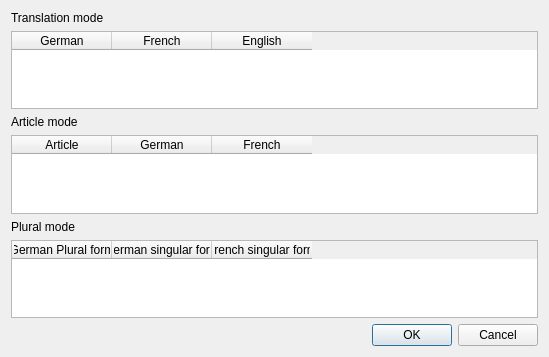
Qt form guessedword.ui (dalmagathe/Vokabellernen) before a commit.
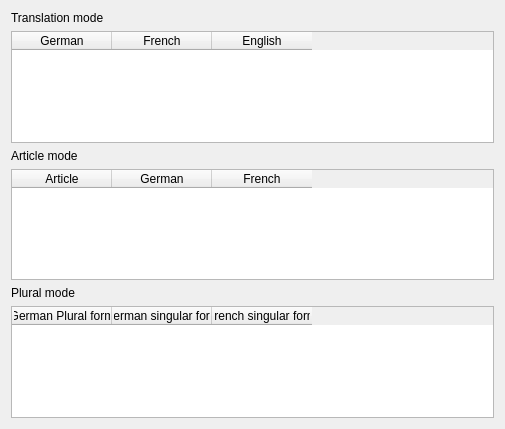
The same form after that commit.

Commit message: Auto adjustment of the size of the columns according to the size of the window.

```diff
--- a/guessedword.ui
+++ b/guessedword.ui
@@ -6,8 +6,8 @@
    <rect>
     <x>0</x>
     <y>0</y>
-    <width>549</width>
-    <height>357</height>
+    <width>505</width>
+    <height>429</height>
    </rect>
   </property>
   <property name="windowTitle">
@@ -16,6 +16,9 @@
   <layout class="QVBoxLayout" name="verticalLayout">
    <item>
     <widget class="QLabel" name="label">
+     <property name="styleSheet">
+      <string notr="true">font: 87 11pt &quot;Arial Black&quot;;</string>
+     </property>
      <property name="text">
       <string>Translation mode</string>
      </property>
@@ -23,6 +26,15 @@
    </item>
    <item>
     <widget class="QTableWidget" name="tableWidget">
+     <property name="styleSheet">
+      <string notr="true">font: 11pt &quot;Arial&quot;;</string>
+     </property>
+     <property name="verticalScrollBarPolicy">
+      <enum>Qt::ScrollBarAsNeeded</enum>
+     </property>
+     <property name="horizontalScrollBarPolicy">
+      <enum>Qt::ScrollBarAlwaysOff</enum>
+     </property>
      <column>
       <property name="text">
        <string>German</string>
@@ -42,6 +54,9 @@
    </item>
    <item>
     <widget class="QLabel" name="label_2">
+     <property name="styleSheet">
+      <string notr="true">font: 87 11pt &quot;Arial Black&quot;;</string>
+     </property>
      <property name="text">
       <string>Article mode</string>
      </property>
@@ -49,6 +64,15 @@
    </item>
    <item>
     <widget class="QTableWidget" name="tableWidget_2">
+     <property name="styleSheet">
+      <string notr="true">font: 11pt &quot;Arial&quot;;</string>
+     </property>
+     <property name="verticalScrollBarPolicy">
+      <enum>Qt::ScrollBarAsNeeded</enum>
+     </property>
+     <property name="horizontalScrollBarPolicy">
+      <enum>Qt::ScrollBarAlwaysOff</enum>
+     </property>
      <column>
       <property name="text">
        <string>Article</string>
@@ -68,6 +92,9 @@
    </item>
    <item>
     <widget class="QLabel" name="label_3">
+     <property name="styleSheet">
+      <string notr="true">font: 87 11pt &quot;Arial Black&quot;;</string>
+     </property>
      <property name="text">
       <string>Plural mode</string>
      </property>
@@ -75,6 +102,15 @@
    </item>
    <item>
     <widget class="QTableWidget" name="tableWidget_3">
+     <property name="styleSheet">
+      <string notr="true">font: 11pt &quot;Arial&quot;;</string>
+     </property>
+     <property name="verticalScrollBarPolicy">
+      <enum>Qt::ScrollBarAsNeeded</enum>
+     </property>
+     <property name="horizontalScrollBarPolicy">
+      <enum>Qt::ScrollBarAlwaysOff</enum>
+     </property>
      <column>
       <property name="text">
        <string>German Plural form</string>
@@ -92,16 +128,6 @@
      </column>
     </widget>
    </item>
-   <item>
-    <widget class="QDialogButtonBox" name="buttonBox">
-     <property name="orientation">
-      <enum>Qt::Horizontal</enum>
-     </property>
-     <property name="standardButtons">
-      <set>QDialogButtonBox::Cancel|QDialogButtonBox::Ok</set>
-     </property>
-    </widget>
-   </item>
   </layout>
  </widget>
  <resources/>
```
Left out of the diff: 35 changed lines with no effect on the pictures. The commit also changes 2 other files.
